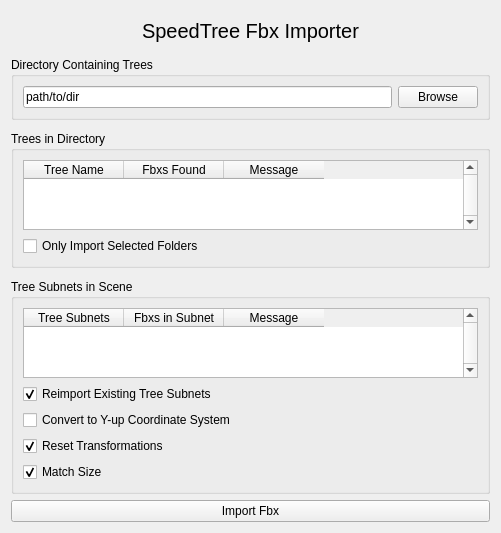
Above: SpeedTreeAssetGenerator/SpeedTreeImportFbxUI.ui from danieltslee/SpeedTreeFbxImporter before the change. Below: the same form after it.
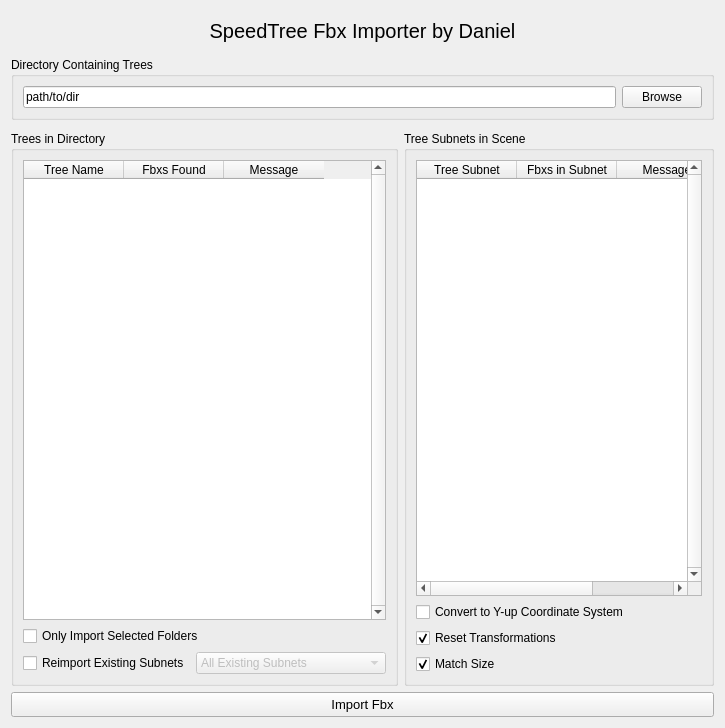
That is the form after the change.

Commit message:
FIRST VERSION COMPLETE ALL IS WORKING TODO: Add progress bar pop up Controller code is in one giga file (speedTreeImportFbxController.py). Need to split up somehow.
ADDED py panel file

Patch:
```diff
--- a/SpeedTreeAssetGenerator/SpeedTreeImportFbxUI.ui
+++ b/SpeedTreeAssetGenerator/SpeedTreeImportFbxUI.ui
@@ -6,10 +6,17 @@
    <rect>
     <x>0</x>
     <y>0</y>
-    <width>501</width>
-    <height>506</height>
+    <width>725</width>
+    <height>728</height>
    </rect>
   </property>
+  <property name="font">
+   <font>
+    <weight>50</weight>
+    <bold>false</bold>
+    <kerning>true</kerning>
+   </font>
+  </property>
   <property name="windowTitle">
    <string>Form</string>
   </property>
@@ -17,24 +24,27 @@
    <item>
     <widget class="QLabel" name="label">
      <property name="sizePolicy">
-      <sizepolicy hsizetype="Preferred" vsizetype="Maximum">
+      <sizepolicy hsizetype="MinimumExpanding" vsizetype="Maximum">
        <horstretch>0</horstretch>
        <verstretch>0</verstretch>
       </sizepolicy>
      </property>
      <property name="minimumSize">
       <size>
-       <width>400</width>
+       <width>500</width>
        <height>40</height>
       </size>
      </property>
      <property name="font">
       <font>
        <pointsize>15</pointsize>
+       <weight>50</weight>
+       <bold>false</bold>
+       <kerning>true</kerning>
       </font>
      </property>
      <property name="text">
-      <string>SpeedTree Fbx Importer</string>
+      <string>SpeedTree Fbx Importer by Daniel</string>
      </property>
      <property name="alignment">
       <set>Qt::AlignCenter</set>
@@ -81,6 +91,8 @@
     </spacer>
    </item>
    <item>
+    <layout class="QHBoxLayout" name="horizontalLayout_2">
+     <item>
     <widget class="QGroupBox" name="groupBox">
      <property name="title">
       <string>Trees in Directory</string>
@@ -97,6 +109,9 @@
         <property name="sizeAdjustPolicy">
          <enum>QAbstractScrollArea::AdjustToContentsOnFirstShow</enum>
         </property>
+          <property name="alternatingRowColors">
+           <bool>true</bool>
+          </property>
         <property name="gridStyle">
          <enum>Qt::SolidLine</enum>
         </property>
@@ -133,24 +148,54 @@
         </property>
        </widget>
       </item>
-     </layout>
+        <item>
+         <layout class="QHBoxLayout" name="horizontalLayout_3">
+          <item>
+           <widget class="QCheckBox" name="reimportExistingSubnets">
+            <property name="enabled">
+             <bool>true</bool>
+            </property>
+            <property name="toolTip">
+             <string>&lt;html&gt;&lt;head/&gt;&lt;body&gt;&lt;p&gt;If &lt;span style=&quot; font-weight:600;&quot;&gt;checked&lt;/span&gt;, existing tree subnets will be reimported.&lt;/p&gt;&lt;p&gt;If &lt;span style=&quot; font-weight:600;&quot;&gt;unchecked&lt;/span&gt;, existing tree subnets will be ignored on import.&lt;/p&gt;&lt;/body&gt;&lt;/html&gt;</string>
+            </property>
+            <property name="text">
+             <string>Reimport Existing Subnets</string>
+            </property>
+            <property name="checked">
+             <bool>false</bool>
+            </property>
     </widget>
    </item>
    <item>
-    <spacer name="verticalSpacer">
-     <property name="orientation">
-      <enum>Qt::Vertical</enum>
-     </property>
-     <property name="sizeType">
-      <enum>QSizePolicy::Fixed</enum>
-     </property>
-     <property name="sizeHint" stdset="0">
-      <size>
-       <width>20</width>
-       <height>5</height>
-      </size>
-     </property>
-    </spacer>
+           <widget class="QComboBox" name="reimportOptions">
+            <property name="enabled">
+             <bool>false</bool>
+            </property>
+            <property name="sizePolicy">
+             <sizepolicy hsizetype="MinimumExpanding" vsizetype="Fixed">
+              <horstretch>0</horstretch>
+              <verstretch>0</verstretch>
+             </sizepolicy>
+            </property>
+            <property name="toolTip">
+             <string>&lt;html&gt;&lt;head/&gt;&lt;body&gt;&lt;p&gt;Options are available when &amp;quot;Reimport Existing Subnets&amp;quot; is &lt;span style=&quot; font-weight:600;&quot;&gt;checked&lt;/span&gt;.&lt;/p&gt;&lt;p&gt;&lt;span style=&quot; font-weight:600;&quot;&gt;All Existing Subnets&lt;/span&gt; will reimport all existing subnets if included in the import selection.&lt;/p&gt;&lt;p&gt;&lt;span style=&quot; font-weight:600;&quot;&gt;Recommended Subnets Only &lt;/span&gt;will reimport only subnets highlighted in yellow, which indicates that a reimport is recommended. Tree subnets not highlighted in yellow will not be reimported.&lt;/p&gt;&lt;/body&gt;&lt;/html&gt;</string>
+            </property>
+            <item>
+             <property name="text">
+              <string>All Existing Subnets</string>
+             </property>
+            </item>
+            <item>
+             <property name="text">
+              <string>Recommended Subnets Only</string>
+             </property>
+            </item>
+           </widget>
+          </item>
+         </layout>
+        </item>
+       </layout>
+      </widget>
    </item>
    <item>
     <widget class="QGroupBox" name="groupBox_3">
@@ -166,6 +211,9 @@
         <property name="sizeAdjustPolicy">
          <enum>QAbstractScrollArea::AdjustToContentsOnFirstShow</enum>
         </property>
+          <property name="alternatingRowColors">
+           <bool>true</bool>
+          </property>
         <property name="verticalScrollMode">
          <enum>QAbstractItemView::ScrollPerPixel</enum>
         </property>
@@ -180,7 +228,7 @@
         </attribute>
         <column>
          <property name="text">
-          <string>Tree Subnets</string>
+            <string>Tree Subnet</string>
          </property>
         </column>
         <column>
@@ -195,16 +243,6 @@
         </column>
        </widget>
       </item>
-      <item>
-       <widget class="QCheckBox" name="reimportExistingTreeSubnets">
-        <property name="text">
-         <string>Reimport Existing Tree Subnets</string>
-        </property>
-        <property name="checked">
-         <bool>true</bool>
-        </property>
-       </widget>
-      </item>
       <item>
        <widget class="QCheckBox" name="convertToYup">
         <property name="text">
@@ -235,8 +273,24 @@
      </layout>
     </widget>
    </item>
+    </layout>
+   </item>
    <item>
     <widget class="QPushButton" name="importFbxExecute">
+     <property name="minimumSize">
+      <size>
+       <width>0</width>
+       <height>25</height>
+      </size>
+     </property>
+     <property name="font">
+      <font>
+       <pointsize>10</pointsize>
+       <weight>50</weight>
+       <bold>false</bold>
+       <kerning>true</kerning>
+      </font>
+     </property>
      <property name="text">
       <string>Import Fbx</string>
      </property>
```
Left out of the diff: 22 changed lines with no effect on the pictures. Lines whose indentation alone changed are shown as unchanged.
